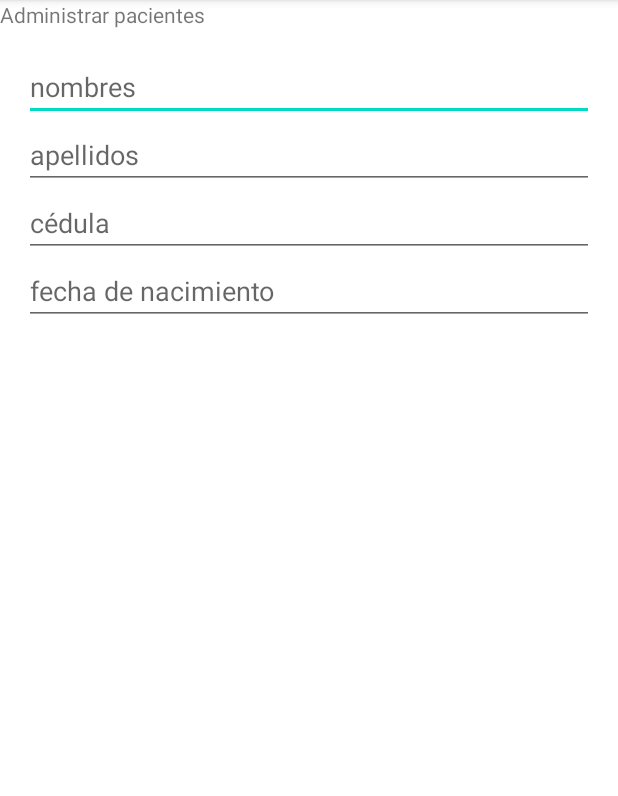
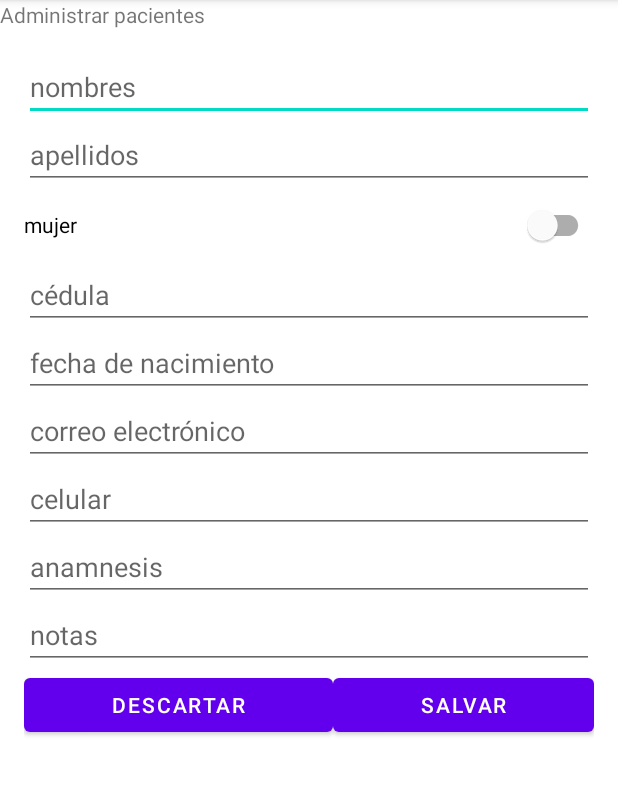
Before and after one commit to aldodell/MisPacientes, an Android app: the EditorPaciente screen opened directly, with no data from a screen before it, on a phone screen of 412 x 824 dp, the part 84-880 px from its top. Run offline under Robolectric (Android 15) with nearby library versions, the phone set to English and light mode, and no system bars.

```diff
--- a/app/src/main/java/com/psiqueylogosac/mispacientes/EditorPaciente.kt
+++ b/app/src/main/java/com/psiqueylogosac/mispacientes/EditorPaciente.kt
@@ -2,10 +2,82 @@ package com.psiqueylogosac.mispacientes
 
 import androidx.appcompat.app.AppCompatActivity
 import android.os.Bundle
+import android.widget.Button
+import android.widget.EditText
+import com.google.android.material.switchmaterial.SwitchMaterial
 
 class EditorPaciente : AppCompatActivity() {
+
+    lateinit var nombresEt: EditText
+    lateinit var apellidosEt: EditText
+    lateinit var cedulaEt: EditText
+    lateinit var correoElectronicoEt: EditText
+    lateinit var celularEt: EditText
+    lateinit var fechaNacimientoEt: EditText
+    lateinit var anamnesisEt: EditText
+    lateinit var notasEt: EditText
+    lateinit var sexo: SwitchMaterial
+    lateinit var salvar: Button
+    lateinit var descartar: Button
+
+
     override fun onCreate(savedInstanceState: Bundle?) {
         super.onCreate(savedInstanceState)
         setContentView(R.layout.activity_editor_paciente)
+        nombresEt = findViewById(R.id.nombresEt)
+        apellidosEt = findViewById(R.id.apellidosEt)
+        cedulaEt = findViewById(R.id.cedulaEt)
+        correoElectronicoEt = findViewById(R.id.correoElectronicoEt)
+        celularEt = findViewById(R.id.celularEt)
+        fechaNacimientoEt = findViewById(R.id.fechaNacimientoEt)
+        anamnesisEt = findViewById(R.id.anamnesisEt)
+        notasEt = findViewById(R.id.notasEt)
+        sexo = findViewById(R.id.sexoSw)
+        salvar = findViewById(R.id.salvarBt)
+        descartar = findViewById(R.id.descartarBt)
+
+
+        sexo.setOnCheckedChangeListener { _, isChecked ->
+            if(isChecked) {
+                sexo.text = getString(R.string.hombre)
+            } else  {
+                sexo.text = getString(R.string.mujer)
+            }
+
+        }
+
+        salvar.setOnClickListener {
+
+            var s = ""
+            if (sexo.isChecked) {
+                s = "H"
+            } else {
+                s = "M"
+            }
+            var paciente = Paciente(
+                0,
+                apellidosEt.text.toString(),
+                nombresEt.text.toString(),
+                s,
+                cedulaEt.text.toString(),
+                fechaNacimientoEt.text.toString(),
+                anamnesisEt.text.toString(),
+                notasEt.text.toString(),
+                celularEt.text.toString(),
+                correoElectronicoEt.text.toString()
+
+            )
+
+            Thread {
+                baseDatos.pacienteDao().insertar(paciente)
+                finish()
+            }.join()
+
+
+        }
+
+        descartar.setOnClickListener {
+            finish()
+        }
     }
 }
--- a/app/src/main/java/com/psiqueylogosac/mispacientes/Paciente.kt
+++ b/app/src/main/java/com/psiqueylogosac/mispacientes/Paciente.kt
@@ -11,7 +11,7 @@ data class Paciente (
         val nombres : String?,
         val sexo:String?,
         val cedula : String?,
-        val fechaNacimiento : Date?,
+        val fechaNacimiento : String?,
         val anamnesis : String?,
         val notas : String?,
         val celular : String?,
--- a/app/src/main/res/layout/activity_editor_paciente.xml
+++ b/app/src/main/res/layout/activity_editor_paciente.xml
@@ -49,6 +49,12 @@
                 android:hint="@string/apellidos"
                 android:inputType="textPersonName" />
 
+            <com.google.android.material.switchmaterial.SwitchMaterial
+                android:id="@+id/sexoSw"
+                android:layout_width="match_parent"
+                android:layout_height="wrap_content"
+                android:text="@string/mujer" />
+
             <EditText
                 android:id="@+id/cedulaEt"
                 android:layout_width="match_parent"
@@ -67,6 +73,64 @@
                 android:inputType="date"
                 android:autofillHints="" />
 
+            <EditText
+                android:id="@+id/correoElectronicoEt"
+                android:layout_width="match_parent"
+                android:layout_height="wrap_content"
+                android:ems="10"
+                android:hint="@string/correo_electronico"
+                android:inputType="textEmailAddress"
+                android:autofillHints="" />
+
+            <EditText
+                android:id="@+id/celularEt"
+                android:layout_width="match_parent"
+                android:layout_height="wrap_content"
+                android:ems="10"
+                android:hint="@string/celular"
+                android:inputType="phone"
+                android:autofillHints="" />
+
+            <EditText
+                android:id="@+id/anamnesisEt"
+                android:layout_width="match_parent"
+                android:layout_height="wrap_content"
+                android:ems="10"
+                android:gravity="start|top"
+                android:hint="@string/anamnesis"
+                android:inputType="textMultiLine"
+                android:autofillHints="" />
+
+            <EditText
+                android:id="@+id/notasEt"
+                android:layout_width="match_parent"
+                android:layout_height="wrap_content"
+                android:ems="10"
+                android:gravity="start|top"
+                android:hint="@string/notas"
+                android:inputType="textMultiLine"
+                android:autofillHints="" />
+
+            <LinearLayout
+                android:layout_width="match_parent"
+                android:layout_height="match_parent"
+                android:orientation="horizontal">
+
+                <Button
+                    android:id="@+id/descartarBt"
+                    android:layout_width="wrap_content"
+                    android:layout_height="wrap_content"
+                    android:layout_weight="1"
+                    android:text="@string/descartar" />
+
+                <Button
+                    android:id="@+id/salvarBt"
+                    android:layout_width="wrap_content"
+                    android:layout_height="wrap_content"
+                    android:layout_weight="1"
+                    android:text="@string/salvar" />
+            </LinearLayout>
+
         </LinearLayout>
     </ScrollView>
 </androidx.constraintlayout.widget.ConstraintLayout>
--- a/app/src/main/res/values/strings.xml
+++ b/app/src/main/res/values/strings.xml
@@ -11,4 +11,9 @@
     <string name="celular">celular</string>
     <string name="correo_electronico">correo electrónico</string>
     <string name="notas">notas</string>
+    <string name="mujer_hombre">mujer / hombre</string>
+    <string name="mujer">mujer</string>
+    <string name="hombre">hombre</string>
+    <string name="salvar">salvar</string>
+    <string name="descartar">descartar</string>
 </resources>
--- a/gradle.properties
+++ b/gradle.properties
@@ -6,7 +6,7 @@
 # http://www.gradle.org/docs/current/userguide/build_environment.html
 # Specifies the JVM arguments used for the daemon process.
 # The setting is particularly useful for tweaking memory settings.
-org.gradle.jvmargs=-Xmx2048m -Dfile.encoding=UTF-8 -XX:+UseParallelGC
+org.gradle.jvmargs=-Xmx512m -Dfile.encoding=UTF-8 -XX:+UseParallelGC
 # When configured, Gradle will run in incubating parallel mode.
 # This option should only be used with decoupled projects. More details, visit
 # http://www.gradle.org/docs/current/userguide/multi_project_builds.html#sec:decoupled_projects
```
Also changed, not shown: app/build.gradle (+9 -1 lines), app/src/main/java/com/psiqueylogosac/mispacientes/MainActivity.kt (+6 -3 lines).
